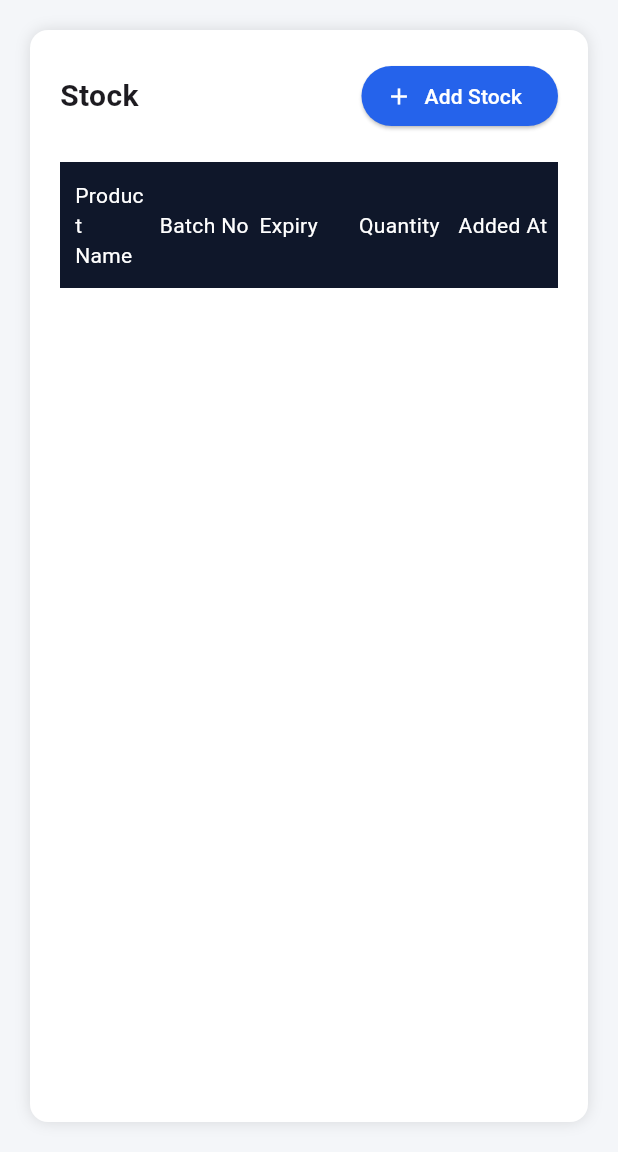
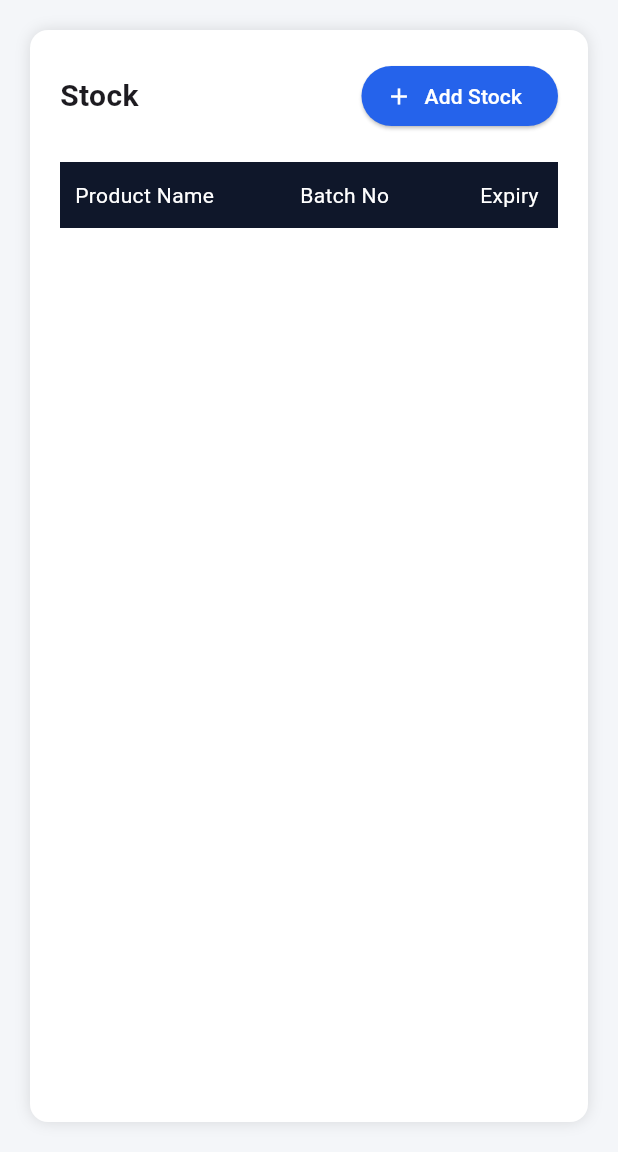
Before and after one commit to NeelSavsani/ExpiroChain-Flutter-Application, a Flutter app: the StockScreen screen opened by its route, on a phone screen of 412 x 824 dp, the part 84-1236 px from its top. Run offline on Flutter 3.47's test engine with Material 3 defaults, Android fonts, the phone set to English and light mode, and no system bars; our stand-ins replace file_picker, shared_preferences; accounts and stored records are empty; network calls fail; Roboto replaces fonts that are missing (Segoe UI).

Commit message:
Same in the stock table

```diff
--- a/lib/screens/stock_screen.dart
+++ b/lib/screens/stock_screen.dart
@@ -1,7 +1,6 @@
 import 'package:flutter/material.dart';
 import 'package:intl/intl.dart';
 import 'package:shared_preferences/shared_preferences.dart';
-
 import '../services/api_service.dart';
 import '../widgets/app_layout.dart';
 
@@ -24,7 +23,6 @@ class _StockScreenState extends State<StockScreen> {
   }
 
   Future<void> loadStocks() async {
-
     try {
 
       SharedPreferences prefs = await SharedPreferences.getInstance();
@@ -37,121 +35,149 @@ class _StockScreenState extends State<StockScreen> {
       print("API RESULT: $result");
 
       if (result["status"] == "success") {
-
         setState(() {
-
           stocks = List.from(result["stocks"] ?? []);
           loading = false;
-
         });
-
       } else {
-
         setState(() {
           loading = false;
         });
-
       }
 
     } catch (e) {
-
       print("ERROR: $e");
-
       setState(() {
         loading = false;
       });
-
     }
-
   }
 
   String formatDate(String date){
-
     if(date == "0000-00-00" || date.isEmpty){
       return "—";
     }
 
     DateTime parsed = DateTime.parse(date);
-
     return DateFormat("dd MMM yyyy").format(parsed);
-
   }
 
+  /* TABLE HEADER */
+
   Widget tableHeader(){
-
     return Container(
-
       padding: const EdgeInsets.symmetric(vertical:12),
-
       color: const Color(0xFF0F172A),
 
-      child: const Row(
+      child: Row(
+        children: const [
 
-        children: [
-
-          Expanded(
+          SizedBox(
+            width:160,
             child: Padding(
               padding: EdgeInsets.symmetric(horizontal:10),
-              child: Text("Product Name",style: TextStyle(color: Colors.white)),
+              child: Text(
+                "Product Name",
+                style: TextStyle(color: Colors.white),
+              ),
             ),
           ),
 
-          Expanded(child: Text("Batch No",style: TextStyle(color: Colors.white))),
-          Expanded(child: Text("Expiry",style: TextStyle(color: Colors.white))),
-          Expanded(child: Text("Quantity",style: TextStyle(color: Colors.white))),
-          Expanded(child: Text("Added At",style: TextStyle(color: Colors.white))),
+          SizedBox(
+            width:120,
+            child: Text(
+              "Batch No",
+              style: TextStyle(color: Colors.white),
+            ),
+          ),
+
+          SizedBox(
+            width:100,
+            child: Text(
+              "Expiry",
+              style: TextStyle(color: Colors.white),
+            ),
+          ),
+
+          SizedBox(
+            width:90,
+            child: Text(
+              "Quantity",
+              style: TextStyle(color: Colors.white),
+            ),
+          ),
+
+          SizedBox(
+            width:140,
+            child: Text(
+              "Added At",
+              style: TextStyle(color: Colors.white),
+            ),
+          ),
 
         ],
+      ),
+    );
+  }
 
-      ),
-
-    );
-
-  }
+  /* STOCK ROW */
 
   Widget stockRow(stock){
 
     return Container(
-
       padding: const EdgeInsets.symmetric(vertical:14),
 
       decoration: const BoxDecoration(
-        border: Border(bottom: BorderSide(color: Color(0xFFE5E7EB))),
+        border: Border(
+            bottom: BorderSide(color: Color(0xFFE5E7EB))
+        ),
       ),
 
       child: Row(
-
         children: [
 
-          Expanded(
+          SizedBox(
+            width:160,
             child: Padding(
               padding: const EdgeInsets.symmetric(horizontal:10),
-              child: Text(stock["prod_name"].toString()),
+              child: Text(
+                stock["prod_name"].toString(),
+                overflow: TextOverflow.ellipsis,
+              ),
             ),
           ),
 
-          Expanded(
-            child: Text(stock["batch_no"].toString()),
+          SizedBox(
+            width:120,
+            child: Text(
+              stock["batch_no"].toString(),
+            ),
           ),
 
-          Expanded(
-            child: Text(formatDate(stock["exp_date"].toString())),
+          SizedBox(
+            width:100,
+            child: Text(
+              formatDate(stock["exp_date"].toString()),
+            ),
           ),
 
-          Expanded(
-            child: Text(stock["qty"].toString()),
+          SizedBox(
+            width:90,
+            child: Text(
+              stock["qty"].toString(),
+            ),
           ),
 
-          Expanded(
-            child: Text(stock["added_at"].toString()),
+          SizedBox(
+            width:140,
+            child: Text(
+              stock["added_at"].toString(),
+            ),
           ),
 
         ],
-
       ),
-
     );
-
   }
 
   @override
@@ -164,7 +190,6 @@ class _StockScreenState extends State<StockScreen> {
       child: Container(
 
         color: const Color(0xFFF4F6F9),
-
         padding: const EdgeInsets.all(20),
 
         child: loading
@@ -176,14 +201,11 @@ class _StockScreenState extends State<StockScreen> {
           padding: const EdgeInsets.all(20),
 
           decoration: BoxDecoration(
-
             color: Colors.white,
             borderRadius: BorderRadius.circular(12),
-
             boxShadow: const [
               BoxShadow(color: Colors.black12, blurRadius: 8)
             ],
-
           ),
 
           child: Column(
@@ -221,13 +243,28 @@ class _StockScreenState extends State<StockScreen> {
                       foregroundColor: Colors.white,
                     ),
 
-                  )
+                  ),
 
                 ],
-
               ),
 
               const SizedBox(height:20),
+
+              /* SCROLLABLE TABLE */
+
+              Expanded(
+
+                child: SingleChildScrollView(
+
+                  scrollDirection: Axis.horizontal,
+
+                  child: SizedBox(
+
+                    width:620,
+
+                    child: Column(
+
+                      children: [
 
                         tableHeader(),
 
@@ -243,7 +280,17 @@ class _StockScreenState extends State<StockScreen> {
 
                           ),
 
-              )
+                        ),
+
+                      ],
+
+                    ),
+
+                  ),
+
+                ),
+
+              ),
 
             ],
 
```
Lines whose indentation alone changed are shown as unchanged.
